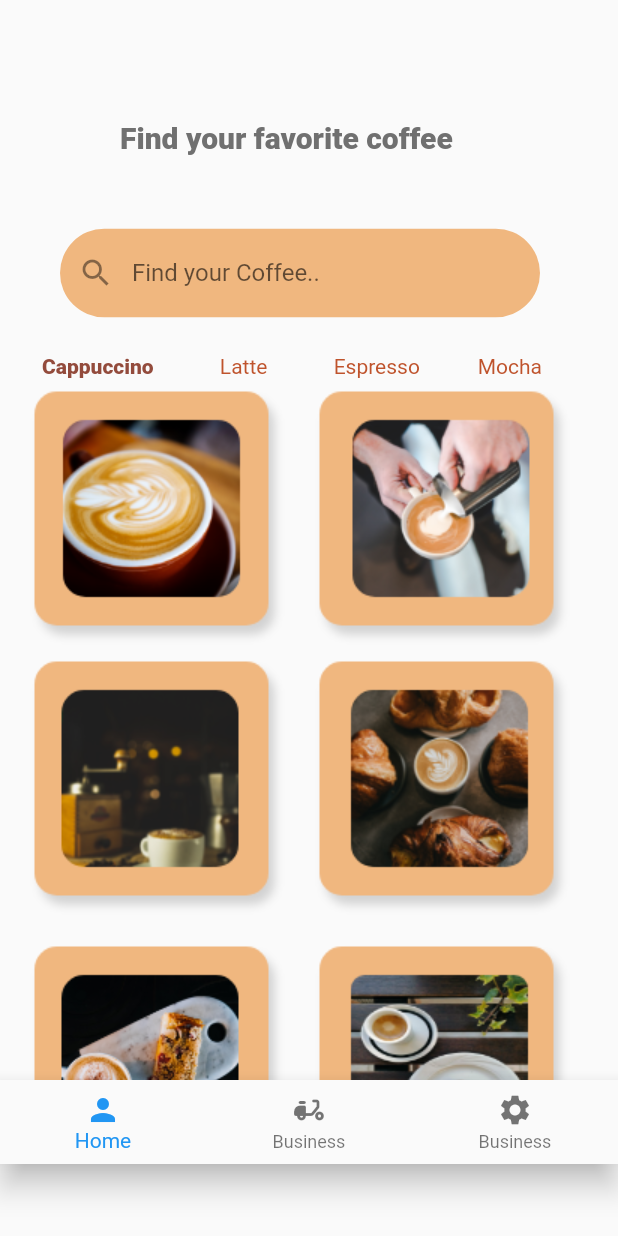
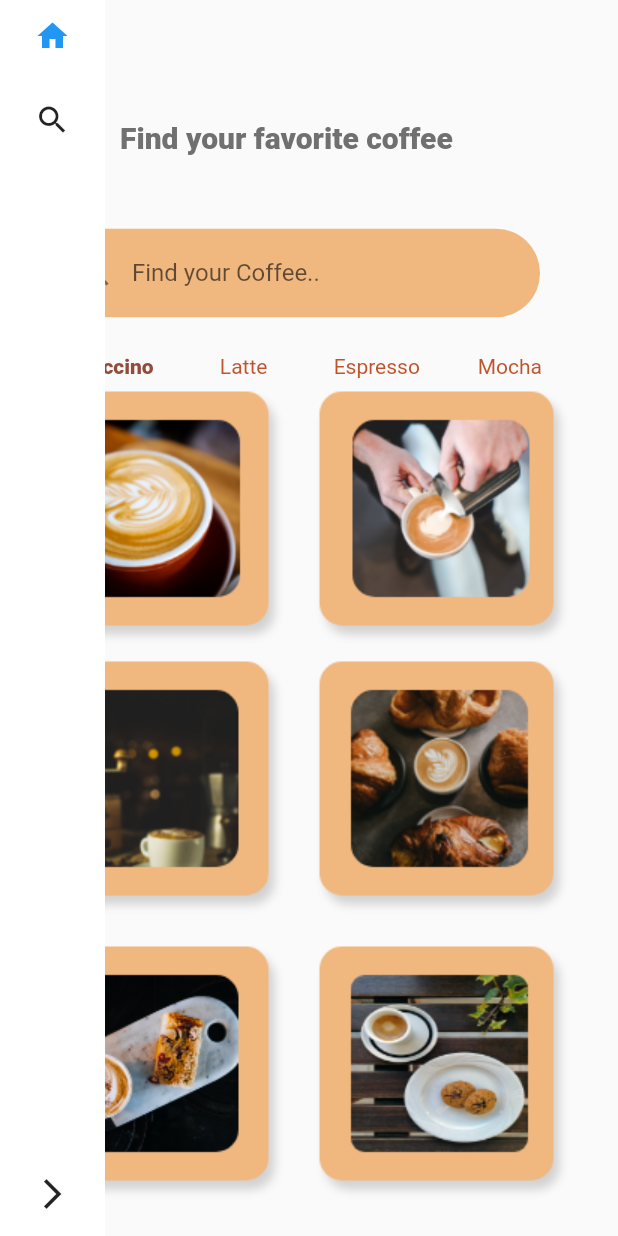
Before and after one commit to MEROO1010/coffee-land, a Flutter app: the cappuccino screen opened by its route, on a phone screen of 412 x 824 dp. Run offline on Flutter 3.47's test engine with Material 2 defaults, Android fonts, the light colour scheme and no system bars; drawn by our look-alikes of sidebarx; our stand-ins replace google_nav_bar, line_icons, page_transition; Roboto replaces fonts that are missing (Schyler).

Commit message:
flutter app coffee land

```diff
--- a/lib/main.dart
+++ b/lib/main.dart
@@ -3,9 +3,7 @@ import 'package:coffee_land/screens/cappuccino.dart';
 import 'package:coffee_land/screens/latte.dart';
 import 'package:coffee_land/screens/login.dart';
 import 'package:coffee_land/screens/mocha.dart';
-import 'package:coffee_land/screens/navbar/myOrders.dart';
-import 'package:coffee_land/screens/navbar/profile.dart';
-import 'package:coffee_land/screens/navbar/settings.dart';
+
 import 'package:coffee_land/screens/signup.dart';
 import 'package:flutter/material.dart';
 import 'package:page_transition/page_transition.dart';
@@ -21,9 +19,6 @@ void main() {
       '/latte': (context) => latte(),
       '/Espresso': (context) => Espresso(),
       '/mocha': (context) => mocha(),
-      '/myOrder': (context) => myordrs(),
-      'profile': (context) => profile(),
-      'setings': (context) => settings(),
     },
   ));
 }
--- a/lib/screens/cappuccino.dart
+++ b/lib/screens/cappuccino.dart
@@ -1,12 +1,12 @@
 import 'package:coffee_land/screens/Espresso.dart';
 import 'package:coffee_land/screens/latte.dart';
 import 'package:coffee_land/screens/mocha.dart';
-import 'package:coffee_land/screens/navbar/myOrders.dart';
-import 'package:coffee_land/screens/navbar/profile.dart';
-import 'package:coffee_land/screens/navbar/settings.dart';
+import 'package:coffee_land/screens/profile.dart';
+import 'package:coffee_land/screens/settings.dart';
 import 'package:flutter/material.dart';
 import 'package:google_nav_bar/google_nav_bar.dart';
 import 'package:page_transition/page_transition.dart';
+import 'package:sidebarx/sidebarx.dart';
 
 void main() {
   runApp(cappuccino());
@@ -99,9 +99,18 @@ class cappuccino extends StatelessWidget {
         Container(
           child: rowcontent(),
         ),
-        Padding(
-          padding: EdgeInsets.only(top: 720),
-          child: bottomav(),
+        Material(
+          child: Container(
+            child: Material(
+              child: SidebarX(
+                controller: SidebarXController(selectedIndex: 0),
+                items: const [
+                  SidebarXItem(icon: Icons.home, label: 'Home'),
+                  SidebarXItem(icon: Icons.search, label: 'Search'),
+                ],
+              ),
+            ),
+          ),
         )
       ],
     );
@@ -198,44 +207,3 @@ class _rowcontentState extends State<rowcontent> {
     );
   }
 }
-
-class bottomav extends StatefulWidget {
-  const bottomav({super.key});
-
-  @override
-  State<bottomav> createState() => _bottomavState();
-}
-
-class _bottomavState extends State<bottomav> {
-  int selectedPage = 0;
-
-  final _pageOptions = [myordrs(), profile(), settings()];
-
-  @override
-  Widget build(BuildContext context) {
-    return Stack(
-      children: [
-        Scaffold(
-          body: _pageOptions[selectedPage],
-        ),
-        BottomNavigationBar(items: [
-          BottomNavigationBarItem(
-            icon: Icon(Icons.person),
-            label: 'Home',
-            backgroundColor: Colors.red,
-          ),
-          BottomNavigationBarItem(
-            icon: Icon(Icons.delivery_dining_rounded),
-            label: 'Business',
-            backgroundColor: Colors.red,
-          ),
-          BottomNavigationBarItem(
-            icon: Icon(Icons.settings),
-            label: 'Business',
-            backgroundColor: Colors.red,
-          ),
-        ]),
-      ],
-    );
-  }
-}
--- a/lib/screens/navbar/myOrders.dart
+++ /dev/null
@@ -1,17 +0,0 @@
-import 'package:flutter/material.dart';
-
-class myordrs extends StatefulWidget {
-  const myordrs({super.key});
-
-  @override
-  State<myordrs> createState() => _myordrsState();
-}
-
-class _myordrsState extends State<myordrs> {
-  @override
-  Widget build(BuildContext context) {
-    return Container(
-      child: Text('my orders'),
-    );
-  }
-}
--- a/lib/screens/navbar/profile.dart
+++ b/lib/screens/profile.dart
@@ -11,7 +11,7 @@ class _profileState extends State<profile> {
   @override
   Widget build(BuildContext context) {
     return Container(
-      child: Text('profile'),
+      child: Text('hello'),
     );
   }
 }
--- a/lib/screens/navbar/settings.dart
+++ b/lib/screens/settings.dart
@@ -11,7 +11,7 @@ class _settingsState extends State<settings> {
   @override
   Widget build(BuildContext context) {
     return Container(
-      child: Text('settings'),
+      child: Text('setings'),
     );
   }
 }
--- a/pubspec.yaml
+++ b/pubspec.yaml
@@ -39,6 +39,7 @@ dependencies:
   page_transition: ^2.0.9
   google_nav_bar: ^5.0.6
   line_icons: ^2.0.1
+  sidebarx: ^0.14.0
 
 
 
```
Also changed, not shown: pubspec.lock.
